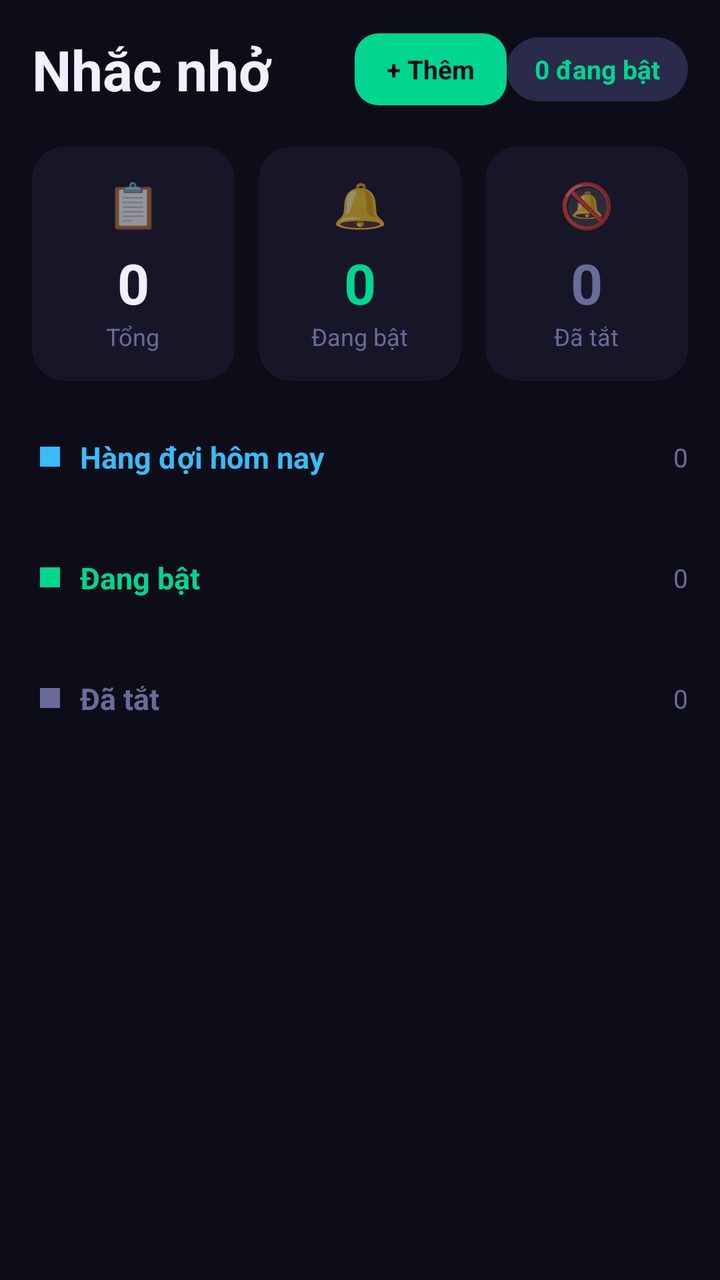
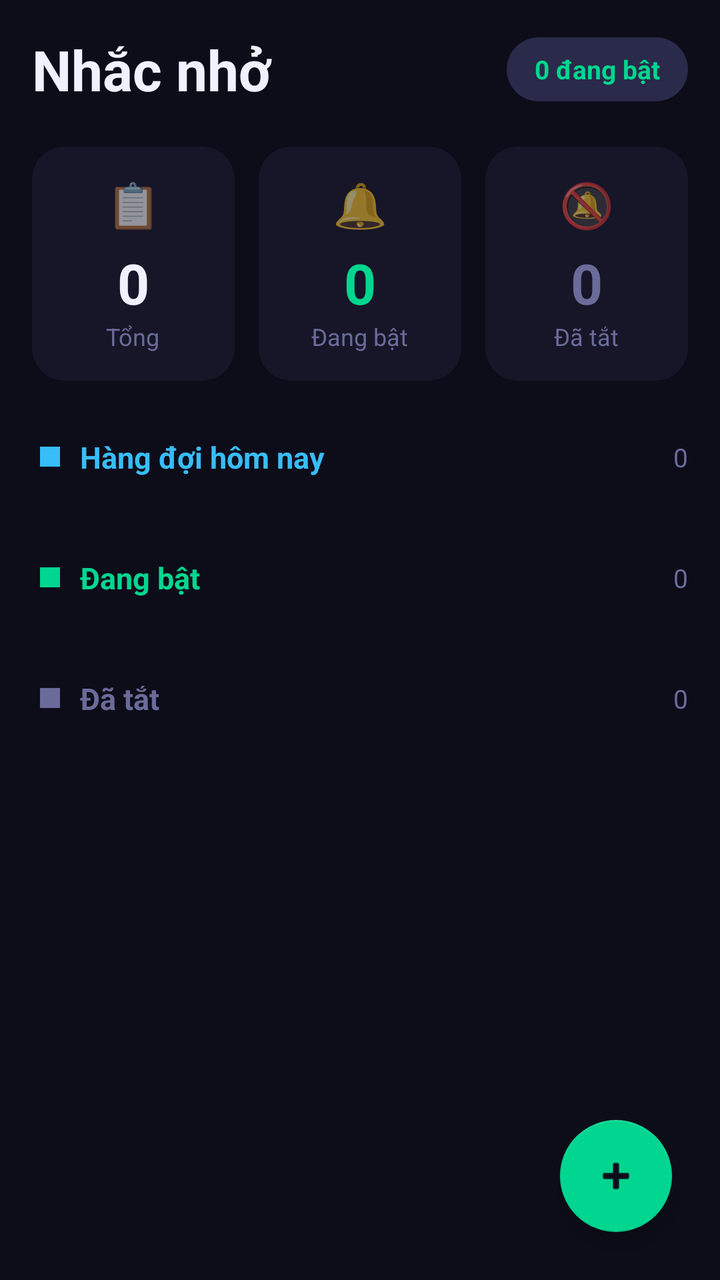

Compare the two renders of this Android layout. The source of the first and the diff that turns it into the second are given below.
<!-- AndroidManifest.xml: application theme Theme.NoteApp -->
<!-- res/layout/fragment_reminder.xml -->
<?xml version="1.0" encoding="utf-8"?>
<androidx.core.widget.NestedScrollView xmlns:android="http://schemas.android.com/apk/res/android"
    xmlns:app="http://schemas.android.com/apk/res-auto"
    android:layout_width="match_parent"
    android:layout_height="match_parent"
    android:background="@color/bg_dark">

    <LinearLayout
        android:layout_width="match_parent"
        android:layout_height="wrap_content"
        android:orientation="vertical"
        android:padding="16dp">

        
        <LinearLayout
            android:layout_width="match_parent"
            android:layout_height="wrap_content"
            android:layout_marginBottom="20dp"
            android:gravity="center_vertical"
            android:orientation="horizontal">

            <TextView
                android:layout_width="0dp"
                android:layout_height="wrap_content"
                android:layout_weight="1"
                android:text="Nhắc nhở"
                android:textColor="@color/text_primary"
                android:textSize="28sp"
                android:textStyle="bold" />

            <TextView
                android:id="@+id/btn_add_reminder"
                android:layout_width="wrap_content"
                android:layout_height="36dp"
                android:background="@drawable/bg_button_primary"
                android:gravity="center"
                android:paddingStart="16dp"
                android:paddingEnd="16dp"
                android:text="+ Thêm"
                android:textColor="@color/bg_dark"
                android:textSize="13sp"
                android:textStyle="bold" />

            <TextView
                android:id="@+id/tv_active_badge"
                android:layout_width="wrap_content"
                android:layout_height="32dp"
                android:background="@drawable/bg_chip_selected"
                android:gravity="center"
                android:paddingStart="14dp"
                android:paddingEnd="14dp"
                android:text="0 đang bật"
                android:textColor="@color/accent_green"
                android:textSize="13sp"
                android:textStyle="bold" />
        </LinearLayout>

        
        <LinearLayout
            android:layout_width="match_parent"
            android:layout_height="wrap_content"
            android:layout_marginBottom="20dp"
            android:orientation="horizontal">

            
            <com.google.android.material.card.MaterialCardView
                android:layout_width="0dp"
                android:layout_height="wrap_content"
                android:layout_marginEnd="6dp"
                android:layout_weight="1"
                app:cardBackgroundColor="@color/bg_card"
                app:cardCornerRadius="16dp"
                app:strokeWidth="0dp">

                <LinearLayout
                    android:layout_width="match_parent"
                    android:layout_height="wrap_content"
                    android:gravity="center"
                    android:orientation="vertical"
                    android:padding="14dp">

                    <TextView
                        android:layout_width="wrap_content"
                        android:layout_height="wrap_content"
                        android:text="📋"
                        android:textSize="22sp" />

                    <TextView
                        android:id="@+id/tv_total_count"
                        android:layout_width="wrap_content"
                        android:layout_height="wrap_content"
                        android:layout_marginTop="6dp"
                        android:text="0"
                        android:textColor="@color/text_primary"
                        android:textSize="28sp"
                        android:textStyle="bold" />

                    <TextView
                        android:layout_width="wrap_content"
                        android:layout_height="wrap_content"
                        android:text="Tổng"
                        android:textColor="@color/text_secondary"
                        android:textSize="12sp" />
                </LinearLayout>
            </com.google.android.material.card.MaterialCardView>

            
            <com.google.android.material.card.MaterialCardView
                android:layout_width="0dp"
                android:layout_height="wrap_content"
                android:layout_marginStart="6dp"
                android:layout_marginEnd="6dp"
                android:layout_weight="1"
                app:cardBackgroundColor="@color/bg_card"
                app:cardCornerRadius="16dp"
                app:strokeWidth="0dp">

                <LinearLayout
                    android:layout_width="match_parent"
                    android:layout_height="wrap_content"
                    android:gravity="center"
                    android:orientation="vertical"
                    android:padding="14dp">

                    <TextView
                        android:layout_width="wrap_content"
                        android:layout_height="wrap_content"
                        android:text="🔔"
                        android:textSize="22sp" />

                    <TextView
                        android:id="@+id/tv_active_count"
                        android:layout_width="wrap_content"
                        android:layout_height="wrap_content"
                        android:layout_marginTop="6dp"
                        android:text="0"
                        android:textColor="@color/accent_green"
                        android:textSize="28sp"
                        android:textStyle="bold" />

                    <TextView
                        android:layout_width="wrap_content"
                        android:layout_height="wrap_content"
                        android:text="Đang bật"
                        android:textColor="@color/text_secondary"
                        android:textSize="12sp" />
                </LinearLayout>
            </com.google.android.material.card.MaterialCardView>

            
            <com.google.android.material.card.MaterialCardView
                android:layout_width="0dp"
                android:layout_height="wrap_content"
                android:layout_marginStart="6dp"
                android:layout_weight="1"
                app:cardBackgroundColor="@color/bg_card"
                app:cardCornerRadius="16dp"
                app:strokeWidth="0dp">

                <LinearLayout
                    android:layout_width="match_parent"
                    android:layout_height="wrap_content"
                    android:gravity="center"
                    android:orientation="vertical"
                    android:padding="14dp">

                    <TextView
                        android:layout_width="wrap_content"
                        android:layout_height="wrap_content"
                        android:text="🔕"
                        android:textSize="22sp" />

                    <TextView
                        android:id="@+id/tv_inactive_count"
                        android:layout_width="wrap_content"
                        android:layout_height="wrap_content"
                        android:layout_marginTop="6dp"
                        android:text="0"
                        android:textColor="@color/text_secondary"
                        android:textSize="28sp"
                        android:textStyle="bold" />

                    <TextView
                        android:layout_width="wrap_content"
                        android:layout_height="wrap_content"
                        android:text="Đã tắt"
                        android:textColor="@color/text_secondary"
                        android:textSize="12sp" />
                </LinearLayout>
            </com.google.android.material.card.MaterialCardView>
        </LinearLayout>

        
        <TextView
            android:id="@+id/tv_empty_state"
            android:layout_width="match_parent"
            android:layout_height="wrap_content"
            android:gravity="center"
            android:paddingTop="60dp"
            android:paddingBottom="60dp"
            android:text="🔔\n\nChưa có nhắc nhở nào.\nHãy tạo nhắc nhở để không bỏ lỡ!"
            android:textColor="@color/text_muted"
            android:textSize="14sp"
            android:lineSpacingExtra="4dp"
            android:visibility="gone" />

        
        <LinearLayout
            android:id="@+id/layout_queue_section"
            android:layout_width="match_parent"
            android:layout_height="wrap_content"
            android:layout_marginBottom="8dp"
            android:gravity="center_vertical"
            android:orientation="horizontal"
            android:paddingStart="4dp"
            android:paddingTop="8dp"
            android:paddingBottom="8dp">

            <View
                android:layout_width="10dp"
                android:layout_height="10dp"
                android:background="@color/accent_blue" />

            <TextView
                android:layout_width="0dp"
                android:layout_height="wrap_content"
                android:layout_marginStart="10dp"
                android:layout_weight="1"
                android:text="Hàng đợi hôm nay"
                android:textColor="@color/accent_blue"
                android:textSize="15sp"
                android:textStyle="bold" />

            <TextView
                android:id="@+id/tv_queue_section_count"
                android:layout_width="wrap_content"
                android:layout_height="wrap_content"
                android:text="0"
                android:textColor="@color/text_secondary"
                android:textSize="13sp" />
        </LinearLayout>

        <androidx.recyclerview.widget.RecyclerView
            android:id="@+id/rv_queue_reminders"
            android:layout_width="match_parent"
            android:layout_height="wrap_content"
            android:nestedScrollingEnabled="false"
            android:layout_marginBottom="16dp" />

        
        <LinearLayout
            android:id="@+id/layout_active_section"
            android:layout_width="match_parent"
            android:layout_height="wrap_content"
            android:layout_marginBottom="8dp"
            android:gravity="center_vertical"
            android:orientation="horizontal"
            android:paddingStart="4dp"
            android:paddingTop="8dp"
            android:paddingBottom="8dp">

            <View
                android:layout_width="10dp"
                android:layout_height="10dp"
                android:background="@color/accent_green" />

            <TextView
                android:layout_width="0dp"
                android:layout_height="wrap_content"
                android:layout_marginStart="10dp"
                android:layout_weight="1"
                android:text="Đang bật"
                android:textColor="@color/accent_green"
                android:textSize="15sp"
                android:textStyle="bold" />

            <TextView
                android:id="@+id/tv_active_section_count"
                android:layout_width="wrap_content"
                android:layout_height="wrap_content"
                android:text="0"
                android:textColor="@color/text_secondary"
                android:textSize="13sp" />
        </LinearLayout>

        <androidx.recyclerview.widget.RecyclerView
            android:id="@+id/rv_active_reminders"
            android:layout_width="match_parent"
            android:layout_height="wrap_content"
            android:nestedScrollingEnabled="false"
            android:layout_marginBottom="16dp" />

        
        <LinearLayout
            android:id="@+id/layout_inactive_section"
            android:layout_width="match_parent"
            android:layout_height="wrap_content"
            android:layout_marginBottom="8dp"
            android:gravity="center_vertical"
            android:orientation="horizontal"
            android:paddingStart="4dp"
            android:paddingTop="8dp"
            android:paddingBottom="8dp">

            <View
                android:layout_width="10dp"
                android:layout_height="10dp"
                android:background="@color/text_secondary" />

            <TextView
                android:layout_width="0dp"
                android:layout_height="wrap_content"
                android:layout_marginStart="10dp"
                android:layout_weight="1"
                android:text="Đã tắt"
                android:textColor="@color/text_secondary"
                android:textSize="15sp"
                android:textStyle="bold" />

            <TextView
                android:id="@+id/tv_inactive_section_count"
                android:layout_width="wrap_content"
                android:layout_height="wrap_content"
                android:text="0"
                android:textColor="@color/text_secondary"
                android:textSize="13sp" />
        </LinearLayout>

        <androidx.recyclerview.widget.RecyclerView
            android:id="@+id/rv_inactive_reminders"
            android:layout_width="match_parent"
            android:layout_height="wrap_content"
            android:nestedScrollingEnabled="false"
            android:layout_marginBottom="8dp" />

    </LinearLayout>
</androidx.core.widget.NestedScrollView>
<!-- resources referenced by this layout -->
<resources>
  <color name="accent_blue">#38BDF8</color>
  <color name="accent_green">#00D68F</color>
  <color name="bg_card">#161628</color>
  <color name="bg_dark">#0D0D1A</color>
  <color name="text_muted">#555555</color>
  <color name="text_primary">#F0F0FF</color>
  <color name="text_secondary">#6B6B9A</color>
  <!-- drawable bg_button_primary (drawable) -->
  <?xml version="1.0" encoding="utf-8"?>
  <shape xmlns:android="http://schemas.android.com/apk/res/android">
      <solid android:color="@color/accent_green" />
      <corners android:radius="12dp" />
  </shape>
  <!-- drawable bg_chip_selected (drawable) -->
  <?xml version="1.0" encoding="utf-8"?>
  <shape xmlns:android="http://schemas.android.com/apk/res/android"
      android:shape="rectangle">
      <solid android:color="@color/chip_selected" />
      <corners android:radius="20dp" />
  </shape>
  <style name="Theme.NoteApp" parent="Theme.MaterialComponents.DayNight.NoActionBar">
          <item name="colorPrimary">@color/accent_green</item>
          <item name="colorPrimaryVariant">@color/accent_green_dark</item>
          <item name="colorOnPrimary">@color/bg_dark</item>
          <item name="colorSecondary">@color/accent_purple</item>
          <item name="colorSecondaryVariant">@color/accent_purple_light</item>
          <item name="colorOnSecondary">@color/text_primary</item>
          <item name="android:statusBarColor">@color/bg_dark</item>
          <item name="android:navigationBarColor">@color/bg_dark</item>
          <item name="android:windowBackground">@color/bg_dark</item>
      </style>
  <color name="chip_selected">#2A2A4A</color>
  <color name="accent_green_dark">#00B377</color>
  <color name="accent_purple">#7C3AED</color>
  <color name="accent_purple_light">#B388FF</color>
</resources>

<!-- the commit's change to res/layout/fragment_reminder.xml (unified diff, before → after) -->
@@ -1,59 +1,51 @@
 <?xml version="1.0" encoding="utf-8"?>
-<androidx.core.widget.NestedScrollView xmlns:android="http://schemas.android.com/apk/res/android"
+<FrameLayout xmlns:android="http://schemas.android.com/apk/res/android"
     xmlns:app="http://schemas.android.com/apk/res-auto"
     android:layout_width="match_parent"
     android:layout_height="match_parent"
     android:background="@color/bg_dark">
 
-    <LinearLayout
+    <androidx.core.widget.NestedScrollView
         android:layout_width="match_parent"
-        android:layout_height="wrap_content"
-        android:orientation="vertical"
-        android:padding="16dp">
-
-        
-        <LinearLayout
-            android:layout_width="match_parent"
-            android:layout_height="wrap_content"
-            android:layout_marginBottom="20dp"
-            android:gravity="center_vertical"
-            android:orientation="horizontal">
-
-            <TextView
-                android:layout_width="0dp"
-                android:layout_height="wrap_content"
-                android:layout_weight="1"
-                android:text="Nhắc nhở"
-                android:textColor="@color/text_primary"
-                android:textSize="28sp"
-                android:textStyle="bold" />
-
-            <TextView
-                android:id="@+id/btn_add_reminder"
-                android:layout_width="wrap_content"
-                android:layout_height="36dp"
-                android:background="@drawable/bg_button_primary"
-                android:gravity="center"
-                android:paddingStart="16dp"
-                android:paddingEnd="16dp"
-                android:text="+ Thêm"
-                android:textColor="@color/bg_dark"
-                android:textSize="13sp"
-                android:textStyle="bold" />
-
-            <TextView
-                android:id="@+id/tv_active_badge"
-                android:layout_width="wrap_content"
-                android:layout_height="32dp"
-                android:background="@drawable/bg_chip_selected"
-                android:gravity="center"
-                android:paddingStart="14dp"
-                android:paddingEnd="14dp"
-                android:text="0 đang bật"
-                android:textColor="@color/accent_green"
-                android:textSize="13sp"
-                android:textStyle="bold" />
-        </LinearLayout>
+        android:layout_height="match_parent">
+
+        <LinearLayout
+            android:layout_width="match_parent"
+            android:layout_height="wrap_content"
+            android:orientation="vertical"
+            android:padding="16dp"
+            android:layout_marginBottom="80dp">
+
+            
+            <LinearLayout
+                android:layout_width="match_parent"
+                android:layout_height="wrap_content"
+                android:layout_marginBottom="20dp"
+                android:gravity="center_vertical"
+                android:orientation="horizontal">
+
+                <TextView
+                    android:layout_width="0dp"
+                    android:layout_height="wrap_content"
+                    android:layout_weight="1"
+                    android:text="Nhắc nhở"
+                    android:textColor="@color/text_primary"
+                    android:textSize="28sp"
+                    android:textStyle="bold" />
+
+                <TextView
+                    android:id="@+id/tv_active_badge"
+                    android:layout_width="wrap_content"
+                    android:layout_height="32dp"
+                    android:background="@drawable/bg_chip_selected"
+                    android:gravity="center"
+                    android:paddingStart="14dp"
+                    android:paddingEnd="14dp"
+                    android:text="0 đang bật"
+                    android:textColor="@color/accent_green"
+                    android:textSize="13sp"
+                    android:textStyle="bold" />
+            </LinearLayout>
 
         
         <LinearLayout
@@ -333,5 +325,18 @@
             android:nestedScrollingEnabled="false"
             android:layout_marginBottom="8dp" />
 
-    </LinearLayout>
-</androidx.core.widget.NestedScrollView>
+        </LinearLayout>
+    </androidx.core.widget.NestedScrollView>
+
+    <com.google.android.material.floatingactionbutton.FloatingActionButton
+        android:id="@+id/btn_add_reminder"
+        android:layout_width="wrap_content"
+        android:layout_height="wrap_content"
+        android:layout_gravity="bottom|end"
+        android:layout_margin="24dp"
+        android:src="@android:drawable/ic_input_add"
+        app:backgroundTint="@color/accent_green"
+        app:fabSize="normal"
+        app:tint="@color/bg_dark" />
+
+</FrameLayout>
<!-- resource entries referenced after the edit -->
@@ -7,12 +7,6 @@
   <color name="text_muted">#555555</color>
   <color name="text_primary">#F0F0FF</color>
   <color name="text_secondary">#6B6B9A</color>
-  <!-- drawable bg_button_primary (drawable) -->
-  <?xml version="1.0" encoding="utf-8"?>
-  <shape xmlns:android="http://schemas.android.com/apk/res/android">
-      <solid android:color="@color/accent_green" />
-      <corners android:radius="12dp" />
-  </shape>
   <!-- drawable bg_chip_selected (drawable) -->
   <?xml version="1.0" encoding="utf-8"?>
   <shape xmlns:android="http://schemas.android.com/apk/res/android"
